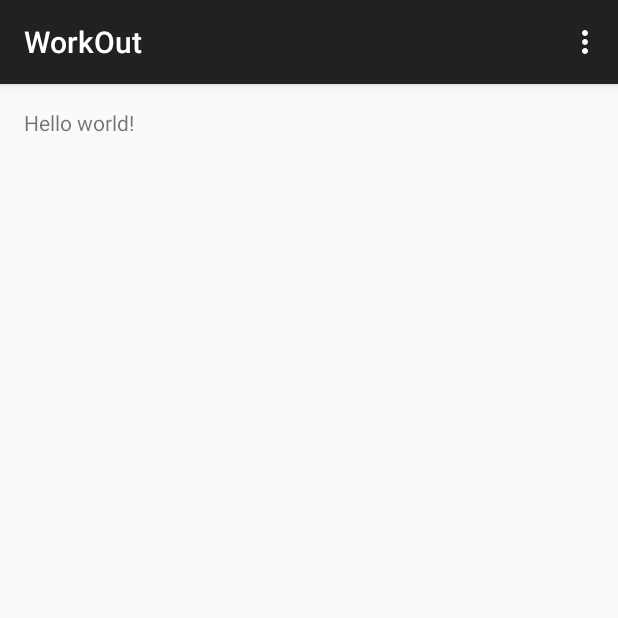
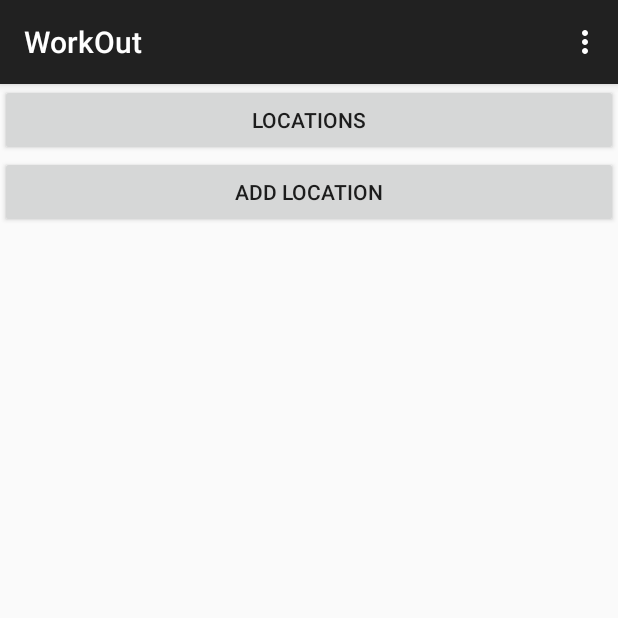
Before and after one commit to bellinda/WorkOut, an Android app: the screen it shows after launch (HomeActivity), on a phone screen of 412 x 824 dp, the top half of it. Run offline under Robolectric (Android 15) with nearby library versions, the phone set to English and light mode, and no system bars.

Commit message:
Added some activities and main screen navigation.

```diff
--- a/app/build.gradle
+++ b/app/build.gradle
@@ -21,5 +21,5 @@ android {
 
 dependencies {
     compile fileTree(dir: 'libs', include: ['*.jar'])
-    compile 'com.android.support:appcompat-v7:19.0.1'
+    compile 'com.android.support:appcompat-v7:20.0.0'
 }
--- a/app/src/main/java/com/wizardofoz/workout/HomeActivity.java
+++ b/app/src/main/java/com/wizardofoz/workout/HomeActivity.java
@@ -1,19 +1,28 @@
 package com.wizardofoz.workout;
 
+import android.content.Context;
+import android.content.Intent;
+import android.os.Bundle;
 import android.support.v7.app.ActionBarActivity;
-import android.os.Bundle;
 import android.view.Menu;
 import android.view.MenuItem;
+import android.view.View;
+import android.widget.Button;
 
 
-public class HomeActivity extends ActionBarActivity {
+public class HomeActivity extends ActionBarActivity implements View.OnClickListener {
+
+    private final Context context = this;
+    Button btnShowLocations;
+    Button btnAddLocation;
 
     @Override
     protected void onCreate(Bundle savedInstanceState) {
         super.onCreate(savedInstanceState);
         setContentView(R.layout.activity_home);
+
+        this.initializeActivity();
     }
-
 
     @Override
     public boolean onCreateOptionsMenu(Menu menu) {
@@ -36,4 +45,24 @@ public class HomeActivity extends ActionBarActivity {
 
         return super.onOptionsItemSelected(item);
     }
+
+    @Override
+    public void onClick(View v) {
+        int id = v.getId();
+        if (id == btnShowLocations.getId()){
+            Intent intent = new Intent(HomeActivity.this, LocationsActivity.class);
+            startActivity(intent);
+        } else {
+            Intent intent = new Intent(HomeActivity.this, AddLocationActivity.class);
+            startActivity(intent);
+        }
+    }
+
+    private void initializeActivity(){
+        btnShowLocations = (Button)this.findViewById(R.id.btn_locations);
+        btnAddLocation = (Button)this.findViewById(R.id.btn_addLcn);
+
+        btnShowLocations.setOnClickListener(this);
+        btnAddLocation.setOnClickListener(this);
+    }
 }
--- a/app/src/main/res/layout/activity_home.xml
+++ b/app/src/main/res/layout/activity_home.xml
@@ -1,16 +1,19 @@
-<RelativeLayout xmlns:android="http://schemas.android.com/apk/res/android"
-    xmlns:tools="http://schemas.android.com/tools"
-    android:layout_width="match_parent"
-    android:layout_height="match_parent"
-    android:paddingLeft="@dimen/activity_horizontal_margin"
-    android:paddingRight="@dimen/activity_horizontal_margin"
-    android:paddingTop="@dimen/activity_vertical_margin"
-    android:paddingBottom="@dimen/activity_vertical_margin"
-    tools:context=".HomeActivity">
+<LinearLayout
+    android:orientation="vertical"
+    android:layout_width="fill_parent"
+    android:layout_height="fill_parent"
+    xmlns:android="http://schemas.android.com/apk/res/android">
 
-    <TextView
-        android:text="@string/hello_world"
-        android:layout_width="wrap_content"
-        android:layout_height="wrap_content" />
+    <Button
+        android:layout_width="fill_parent"
+        android:layout_height="wrap_content"
+        android:text="Locations"
+        android:id="@+id/btn_locations"
+        android:layout_gravity="center_horizontal" />
 
-</RelativeLayout>
+    <Button
+        android:layout_width="fill_parent"
+        android:layout_height="wrap_content"
+        android:text="Add Location"
+        android:id="@+id/btn_addLcn" />
+</LinearLayout>
--- a/app/src/main/res/values/strings.xml
+++ b/app/src/main/res/values/strings.xml
@@ -4,5 +4,7 @@
     <string name="app_name">WorkOut</string>
     <string name="hello_world">Hello world!</string>
     <string name="action_settings">Settings</string>
+    <string name="title_activity_locations">LocationsActivity</string>
+    <string name="title_activity_add_location">AddLocationActivity</string>
 
 </resources>
```
Also changed, not shown: app/src/main/AndroidManifest.xml (+9 -1 lines), 1 other file.
